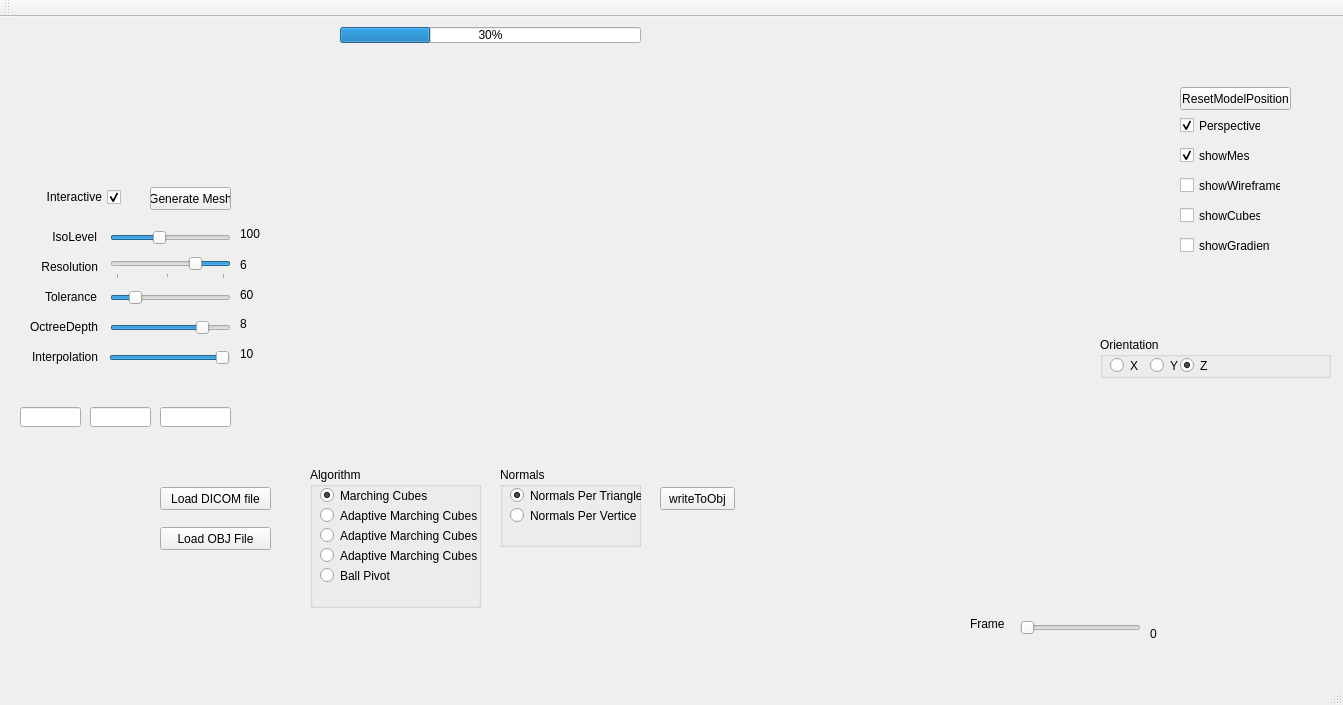
Before: the Qt Designer form VolumeRenderer/volumerenderer.ui in RaduAlexandru/Volume-Renderer, drawn with Qt 5.
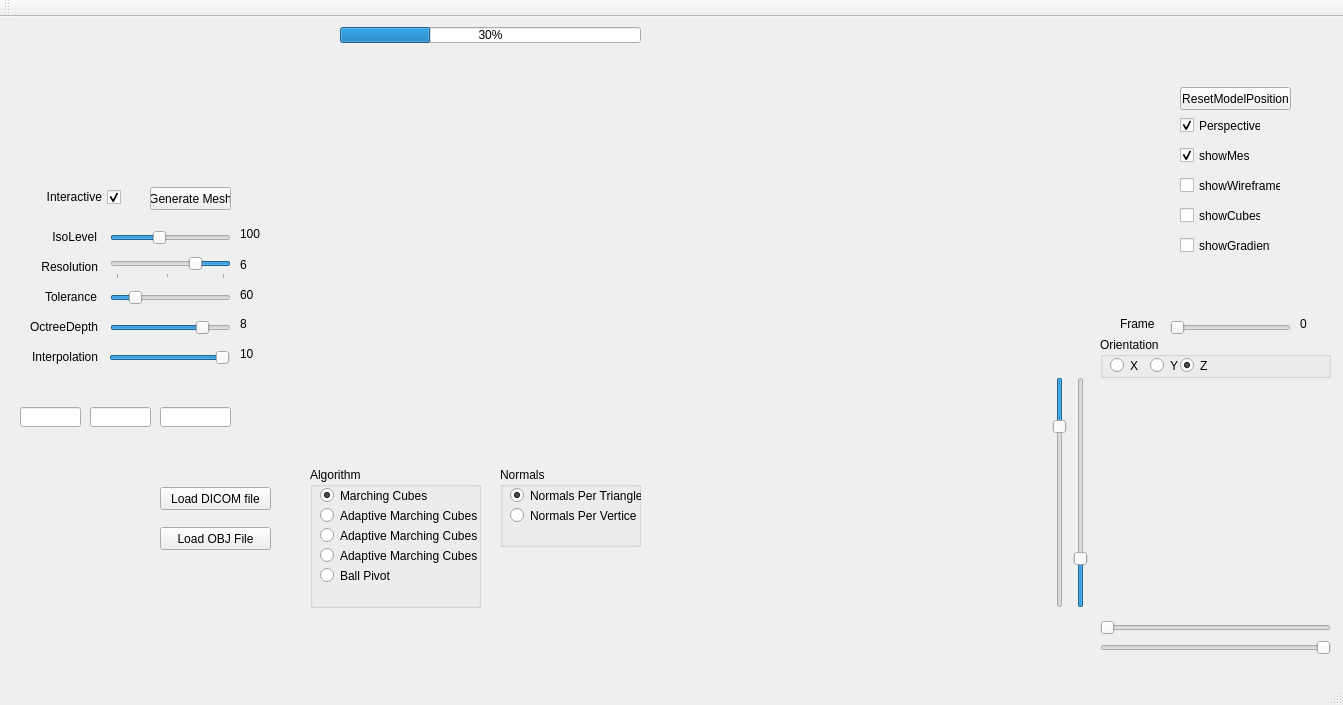
After: the same form once the commit is applied. Custom widgets are drawn as their Qt base class.

Commit message: The borderYSliders work perfectly. Now I will ad the X ones

```diff
--- a/VolumeRenderer/volumerenderer.ui
+++ b/VolumeRenderer/volumerenderer.ui
@@ -23,7 +23,7 @@
       <x>0</x>
       <y>10</y>
       <width>1361</width>
-      <height>651</height>
+      <height>281</height>
      </rect>
     </property>
     <widget class="QLabel" name="numberOfTrianglesLabel">
@@ -62,8 +62,8 @@
    <widget class="QSlider" name="frameSlider">
     <property name="geometry">
      <rect>
-      <x>1020</x>
-      <y>600</y>
+      <x>1170</x>
+      <y>300</y>
       <width>121</width>
       <height>22</height>
      </rect>
@@ -75,8 +75,8 @@
    <widget class="QLabel" name="label_2">
     <property name="geometry">
      <rect>
-      <x>970</x>
-      <y>600</y>
+      <x>1120</x>
+      <y>300</y>
       <width>47</width>
       <height>13</height>
      </rect>
@@ -88,8 +88,8 @@
    <widget class="QLabel" name="label_6">
     <property name="geometry">
      <rect>
-      <x>1150</x>
-      <y>610</y>
+      <x>1300</x>
+      <y>300</y>
       <width>47</width>
       <height>13</height>
      </rect>
@@ -726,6 +726,85 @@
      <string>10</string>
     </property>
    </widget>
+   <widget class="QSlider" name="borderYBottomSlider">
+    <property name="geometry">
+     <rect>
+      <x>1070</x>
+      <y>360</y>
+      <width>22</width>
+      <height>231</height>
+     </rect>
+    </property>
+    <property name="maximum">
+     <number>512</number>
+    </property>
+    <property name="value">
+     <number>100</number>
+    </property>
+    <property name="orientation">
+     <enum>Qt::Vertical</enum>
+    </property>
+    <property name="invertedAppearance">
+     <bool>false</bool>
+    </property>
+   </widget>
+   <widget class="QSlider" name="borderYTopSlider">
+    <property name="geometry">
+     <rect>
+      <x>1050</x>
+      <y>360</y>
+      <width>20</width>
+      <height>231</height>
+     </rect>
+    </property>
+    <property name="layoutDirection">
+     <enum>Qt::LeftToRight</enum>
+    </property>
+    <property name="maximum">
+     <number>512</number>
+    </property>
+    <property name="value">
+     <number>100</number>
+    </property>
+    <property name="orientation">
+     <enum>Qt::Vertical</enum>
+    </property>
+    <property name="invertedAppearance">
+     <bool>true</bool>
+    </property>
+    <property name="invertedControls">
+     <bool>false</bool>
+    </property>
+   </widget>
+   <widget class="QSlider" name="horizontalSlider">
+    <property name="geometry">
+     <rect>
+      <x>1100</x>
+      <y>600</y>
+      <width>231</width>
+      <height>22</height>
+     </rect>
+    </property>
+    <property name="orientation">
+     <enum>Qt::Horizontal</enum>
+    </property>
+   </widget>
+   <widget class="QSlider" name="horizontalSlider_2">
+    <property name="geometry">
+     <rect>
+      <x>1100</x>
+      <y>620</y>
+      <width>231</width>
+      <height>22</height>
+     </rect>
+    </property>
+    <property name="orientation">
+     <enum>Qt::Horizontal</enum>
+    </property>
+    <property name="invertedAppearance">
+     <bool>true</bool>
+    </property>
+   </widget>
   </widget>
   <widget class="QMenuBar" name="menuBar">
    <property name="geometry">
```
The commit also changes 8 other files.
